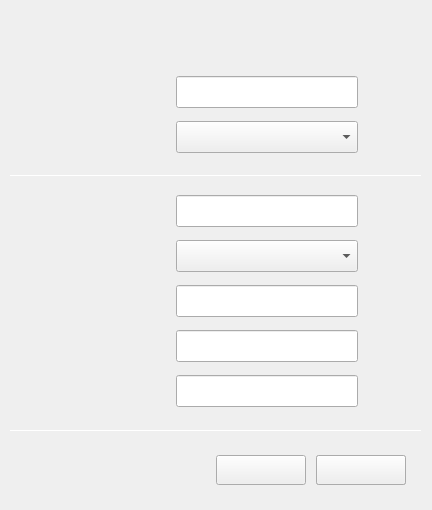
Above: src/confform.ui from ukui/kylin-nm before the change. Below: the same form after it.
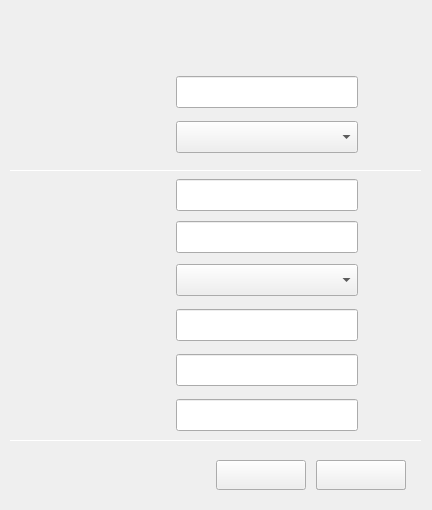
That is the form after the change.

Commit message:
fix(confform): Ipv6 address can not be edit.
Description: 修复ipv6地址设置项缺失的问题

Log: 修复ipv6地址设置项缺失的问题

```diff
--- a/src/confform.ui
+++ b/src/confform.ui
@@ -29,16 +29,16 @@
     <property name="geometry">
      <rect>
       <x>1</x>
-      <y>180</y>
+      <y>169</y>
       <width>430</width>
-      <height>260</height>
+      <height>271</height>
      </rect>
     </property>
     <widget class="QLineEdit" name="leAddr">
      <property name="geometry">
       <rect>
        <x>175</x>
-       <y>15</y>
+       <y>10</y>
        <width>182</width>
        <height>32</height>
       </rect>
@@ -53,7 +53,7 @@
      <property name="geometry">
       <rect>
        <x>175</x>
-       <y>60</y>
+       <y>95</y>
        <width>182</width>
        <height>32</height>
       </rect>
@@ -68,7 +68,7 @@
      <property name="geometry">
       <rect>
        <x>175</x>
-       <y>105</y>
+       <y>140</y>
        <width>182</width>
        <height>32</height>
       </rect>
@@ -83,7 +83,7 @@
      <property name="geometry">
       <rect>
        <x>175</x>
-       <y>150</y>
+       <y>185</y>
        <width>182</width>
        <height>32</height>
       </rect>
@@ -98,7 +98,7 @@
      <property name="geometry">
       <rect>
        <x>76</x>
-       <y>20</y>
+       <y>15</y>
        <width>80</width>
        <height>20</height>
       </rect>
@@ -117,7 +117,7 @@
      <property name="geometry">
       <rect>
        <x>76</x>
-       <y>65</y>
+       <y>100</y>
        <width>80</width>
        <height>20</height>
       </rect>
@@ -136,7 +136,7 @@
      <property name="geometry">
       <rect>
        <x>76</x>
-       <y>110</y>
+       <y>145</y>
        <width>80</width>
        <height>20</height>
       </rect>
@@ -155,7 +155,7 @@
      <property name="geometry">
       <rect>
        <x>76</x>
-       <y>155</y>
+       <y>190</y>
        <width>80</width>
        <height>20</height>
       </rect>
@@ -174,7 +174,7 @@
      <property name="geometry">
       <rect>
        <x>175</x>
-       <y>195</y>
+       <y>230</y>
        <width>182</width>
        <height>32</height>
       </rect>
@@ -189,7 +189,7 @@
      <property name="geometry">
       <rect>
        <x>76</x>
-       <y>200</y>
+       <y>235</y>
        <width>80</width>
        <height>20</height>
       </rect>
@@ -204,6 +204,40 @@
       <string/>
      </property>
     </widget>
+    <widget class="QLabel" name="lbTxt_ipv6">
+     <property name="geometry">
+      <rect>
+       <x>76</x>
+       <y>57</y>
+       <width>91</width>
+       <height>20</height>
+      </rect>
+     </property>
+     <property name="font">
+      <font>
+       <family>Noto Sans CJK SC</family>
+       <pointsize>11</pointsize>
+      </font>
+     </property>
+     <property name="text">
+      <string/>
+     </property>
+    </widget>
+    <widget class="QLineEdit" name="leAddr_ipv6">
+     <property name="geometry">
+      <rect>
+       <x>175</x>
+       <y>52</y>
+       <width>182</width>
+       <height>32</height>
+      </rect>
+     </property>
+     <property name="font">
+      <font>
+       <pointsize>10</pointsize>
+      </font>
+     </property>
+    </widget>
    </widget>
    <widget class="QWidget" name="wdHead" native="true">
     <property name="geometry">
@@ -296,7 +330,7 @@
      <property name="geometry">
       <rect>
        <x>315</x>
-       <y>15</y>
+       <y>20</y>
        <width>90</width>
        <height>30</height>
       </rect>
@@ -314,7 +348,7 @@
      <property name="geometry">
       <rect>
        <x>215</x>
-       <y>15</y>
+       <y>20</y>
        <width>90</width>
        <height>30</height>
       </rect>
@@ -332,7 +366,7 @@
      <property name="geometry">
       <rect>
        <x>315</x>
-       <y>15</y>
+       <y>20</y>
        <width>90</width>
        <height>30</height>
       </rect>
@@ -359,7 +393,7 @@
     <property name="geometry">
      <rect>
       <x>10</x>
-      <y>175</y>
+      <y>170</y>
       <width>412</width>
       <height>1</height>
      </rect>
@@ -372,7 +406,7 @@
     <property name="geometry">
      <rect>
       <x>10</x>
-      <y>430</y>
+      <y>440</y>
       <width>412</width>
       <height>1</height>
      </rect>
```
The commit also changes 4 other files.
